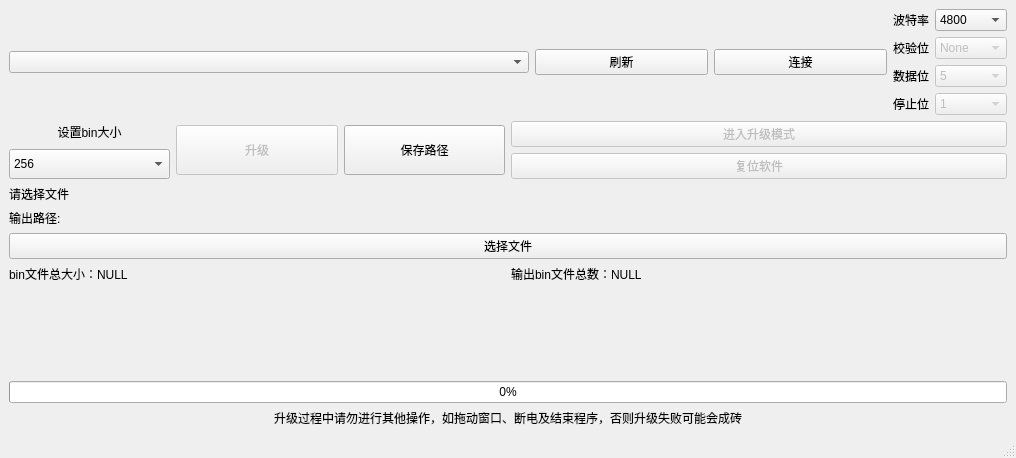
The window that Update_Software/mainwindow.ui (stars0628/Microcontroller-segmented-upgrade) describes before a commit, drawn with Qt 5.
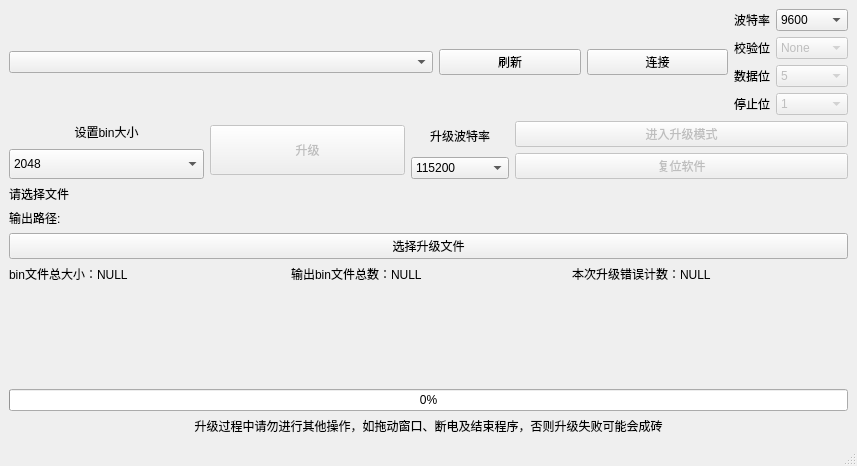
The same window after the commit.

What changed in the file:
```diff
--- a/Update_Software/mainwindow.ui
+++ b/Update_Software/mainwindow.ui
@@ -6,8 +6,8 @@
    <rect>
     <x>0</x>
     <y>0</y>
-    <width>1016</width>
-    <height>458</height>
+    <width>857</width>
+    <height>466</height>
    </rect>
   </property>
   <property name="windowTitle">
@@ -49,6 +49,9 @@
         </item>
         <item row="0" column="1">
          <widget class="QComboBox" name="BaudBox">
+          <property name="currentIndex">
+           <number>1</number>
+          </property>
           <item>
            <property name="text">
             <string>4800</string>
@@ -173,13 +176,9 @@
      </layout>
     </item>
     <item row="1" column="0">
-     <layout class="QVBoxLayout" name="verticalLayout_5">
+     <layout class="QHBoxLayout" name="horizontalLayout_2" stretch="3,2">
       <item>
-       <layout class="QVBoxLayout" name="verticalLayout_3">
-        <item>
-         <layout class="QHBoxLayout" name="horizontalLayout_2">
-          <item>
-           <layout class="QHBoxLayout" name="horizontalLayout">
+       <layout class="QHBoxLayout" name="horizontalLayout" stretch="2,2,1">
             <item>
              <layout class="QVBoxLayout" name="verticalLayout">
               <item>
@@ -200,6 +199,9 @@
                   <height>30</height>
                  </size>
                 </property>
+            <property name="currentIndex">
+             <number>3</number>
+            </property>
                 <item>
                  <property name="text">
                   <string>256</string>
@@ -256,17 +258,40 @@
              </widget>
             </item>
             <item>
-             <widget class="QPushButton" name="pushButton_3">
-              <property name="minimumSize">
-               <size>
-                <width>0</width>
-                <height>50</height>
-               </size>
-              </property>
+         <layout class="QVBoxLayout" name="verticalLayout_3">
+          <item>
+           <widget class="QLabel" name="label_11">
+            <property name="text">
+             <string>升级波特率</string>
+            </property>
+            <property name="alignment">
+             <set>Qt::AlignCenter</set>
+            </property>
+           </widget>
+          </item>
+          <item>
+           <widget class="QComboBox" name="comboBox">
+            <property name="currentIndex">
+             <number>2</number>
+            </property>
+            <item>
               <property name="text">
-               <string>保存路径</string>
-              </property>
-             </widget>
+              <string>4800</string>
+             </property>
+            </item>
+            <item>
+             <property name="text">
+              <string>9600</string>
+             </property>
+            </item>
+            <item>
+             <property name="text">
+              <string>115200</string>
+             </property>
+            </item>
+           </widget>
+          </item>
+         </layout>
             </item>
            </layout>
           </item>
@@ -296,6 +321,8 @@
           </item>
          </layout>
         </item>
+    <item row="2" column="0">
+     <layout class="QVBoxLayout" name="verticalLayout_5">
         <item>
          <layout class="QVBoxLayout" name="verticalLayout_4">
           <item>
@@ -315,7 +342,7 @@
           <item>
            <widget class="QPushButton" name="pushButton">
             <property name="text">
-             <string>选择文件</string>
+           <string>选择升级文件</string>
             </property>
            </widget>
           </item>
@@ -335,7 +362,12 @@
               </property>
              </widget>
             </item>
-           </layout>
+          <item>
+           <widget class="QLabel" name="label_12">
+            <property name="text">
+             <string>本次升级错误计数：NULL</string>
+            </property>
+           </widget>
           </item>
          </layout>
         </item>
```
Left out of the diff: 4 changed lines with no effect on the pictures. Lines whose indentation alone changed are shown as unchanged.
